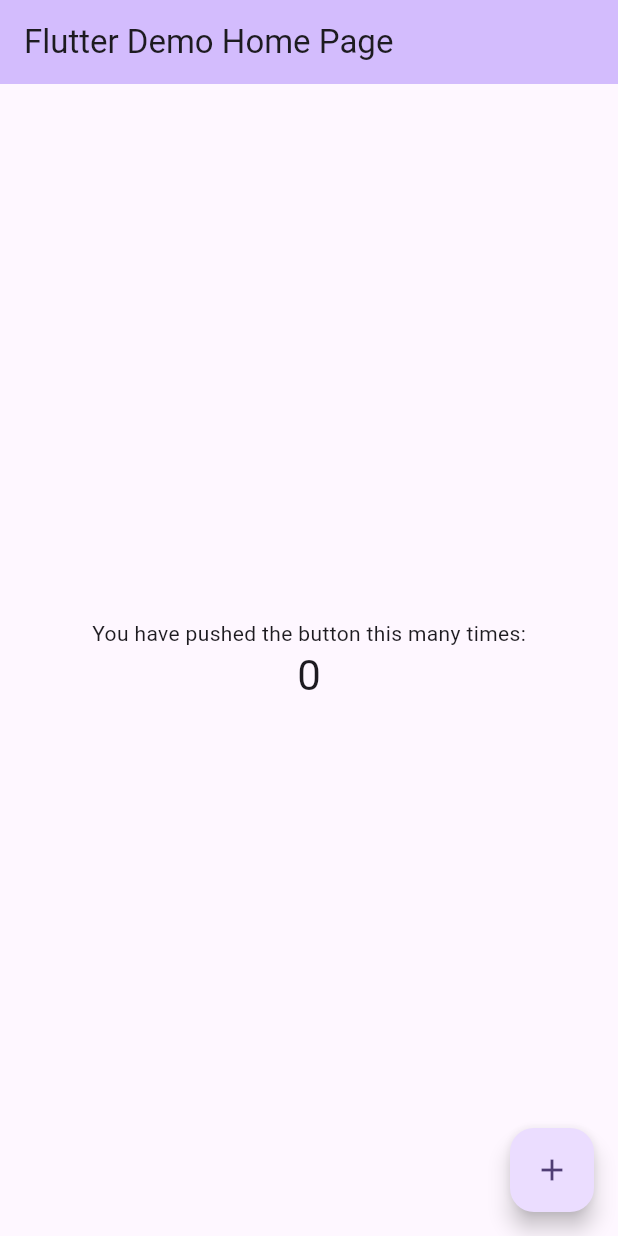
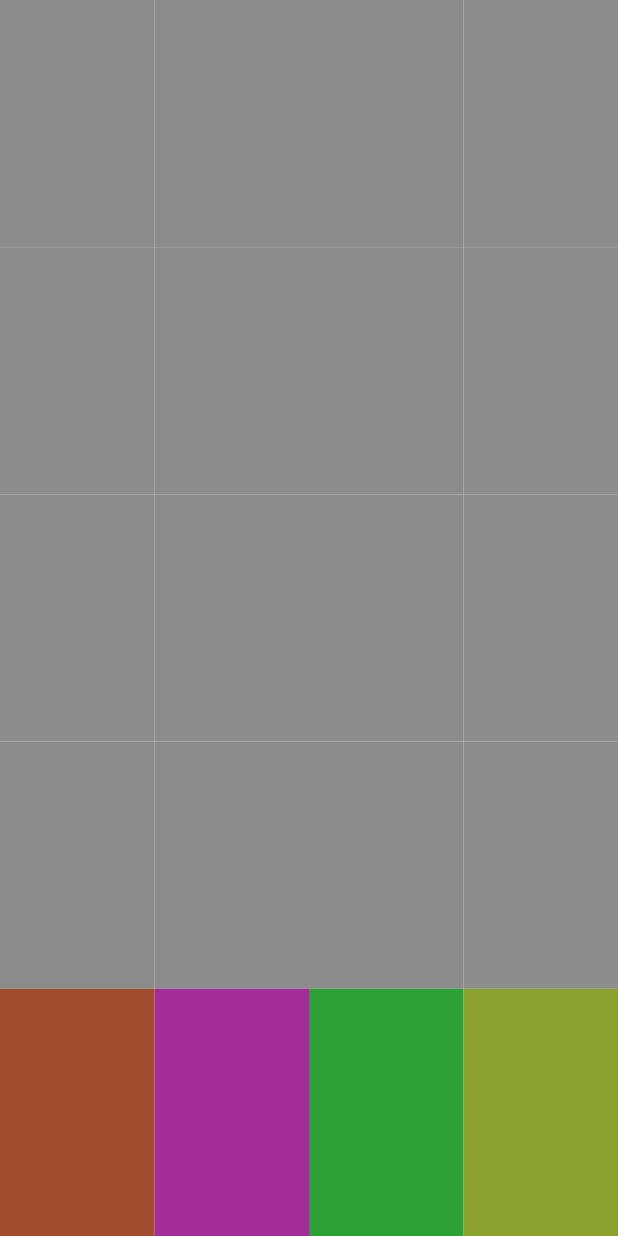
Before and after one commit to Fundamentos-Moviles/exameni-Pardo248, a Flutter app: the screen it shows after launch, on a phone screen of 412 x 824 dp. Run offline on Flutter 3.47's test engine with Material 3 defaults, Android fonts, the light colour scheme and no system bars.

Commit message:
Tabla 5x4
Se utilizo el archivo de la tarea para copiar y hacer la tabla 5x4

```diff
--- a/lib/main.dart
+++ b/lib/main.dart
@@ -1,9 +1,10 @@
+import 'package:examen_diego_castillo_pardo/memorama.dart';
 import 'package:flutter/material.dart';
 
 void main() {
   runApp(const MyApp());
 }
-
+//Clase sin estado
 class MyApp extends StatelessWidget {
   const MyApp({super.key});
 
@@ -13,110 +14,96 @@ class MyApp extends StatelessWidget {
     return MaterialApp(
         title: 'Flutter Demo',
         theme: ThemeData(
-        // This is the theme of your application.
-        //
-        // TRY THIS: Try running your application with "flutter run". You'll see
-        // the application has a purple toolbar. Then, without quitting the app,
-        // try changing the seedColor in the colorScheme below to Colors.green
-        // and then invoke "hot reload" (save your changes or press the "hot
-        // reload" button in a Flutter-supported IDE, or press "r" if you used
-        // the command line to start the app).
-        //
-        // Notice that the counter didn't reset back to zero; the application
-        // state is not lost during the reload. To reset the state, use hot
-        // restart instead.
-        //
-        // This works for code too, not just values: Most code changes can be
-        // tested with just a hot reload.
           colorScheme: ColorScheme.fromSeed(seedColor: Colors.deepPurple),
         ),
-      home: const MyHomePage(title: 'Flutter Demo Home Page'),
+        home: const Memorama()
     );
   }
 }
 
-class MyHomePage extends StatefulWidget {
-  const MyHomePage({super.key, required this.title});
-
-  // This widget is the home page of your application. It is stateful, meaning
-  // that it has a State object (defined below) that contains fields that affect
-  // how it looks.
-
-  // This class is the configuration for the state. It holds the values (in this
-  // case the title) provided by the parent (in this case the App widget) and
-  // used by the build method of the State. Fields in a Widget subclass are
-  // always marked "final".
-
-  final String title;
-
-  @override
-  State<MyHomePage> createState() => _MyHomePageState();
-}
-
-class _MyHomePageState extends State<MyHomePage> {
-  int _counter = 0;
-
-  void _incrementCounter() {
-    setState(() {
-      // This call to setState tells the Flutter framework that something has
-      // changed in this State, which causes it to rerun the build method below
-      // so that the display can reflect the updated values. If we changed
-      // _counter without calling setState(), then the build method would not be
-      // called again, and so nothing would appear to happen.
-      _counter++;
-    });
-  }
-
-  @override
-  Widget build(BuildContext context) {
-    // This method is rerun every time setState is called, for instance as done
-    // by the _incrementCounter method above.
+// Clase con estado
+// class MyHomePage extends StatefulWidget {
+//   const MyHomePage({super.key, required this.title});
 //
-    // The Flutter framework has been optimized to make rerunning build methods
-    // fast, so that you can just rebuild anything that needs updating rather
-    // than having to individually change instances of widgets.
-    return Scaffold(
-      appBar: AppBar(
-        // TRY THIS: Try changing the color here to a specific color (to
-        // Colors.amber, perhaps?) and trigger a hot reload to see the AppBar
-        // change color while the other colors stay the same.
-        backgroundColor: Theme.of(context).colorScheme.inversePrimary,
-        // Here we take the value from the MyHomePage object that was created by
-        // the App.build method, and use it to set our appbar title.
-        title: Text(widget.title),
-      ),
-      body: Center(
-        // Center is a layout widget. It takes a single child and positions it
-        // in the middle of the parent.
-        child: Column(
-          // Column is also a layout widget. It takes a list of children and
-          // arranges them vertically. By default, it sizes itself to fit its
-          // children horizontally, and tries to be as tall as its parent.
+//   // This widget is the home page of your application. It is stateful, meaning
+//   // that it has a State object (defined below) that contains fields that affect
+//   // how it looks.
 //
-          // Column has various properties to control how it sizes itself and
-          // how it positions its children. Here we use mainAxisAlignment to
-          // center the children vertically; the main axis here is the vertical
-          // axis because Columns are vertical (the cross axis would be
-          // horizontal).
+//   // This class is the configuration for the state. It holds the values (in this
+//   // case the title) provided by the parent (in this case the App widget) and
+//   // used by the build method of the State. Fields in a Widget subclass are
+//   // always marked "final".
 //
-          // TRY THIS: Invoke "debug painting" (choose the "Toggle Debug Paint"
-          // action in the IDE, or press "p" in the console), to see the
-          // wireframe for each widget.
-          mainAxisAlignment: MainAxisAlignment.center,
-          children: <Widget>[
-            const Text('You have pushed the button this many times:'),
-            Text(
-              '$_counter',
-              style: Theme.of(context).textTheme.headlineMedium,
-            ),
-          ],
-        ),
-      ),
-      floatingActionButton: FloatingActionButton(
-        onPressed: _incrementCounter,
-        tooltip: 'Increment',
-        child: const Icon(Icons.add),
-      ), // This trailing comma makes auto-formatting nicer for build methods.
-    );
-  }
-}
+//   final String title;
+//
+//   @override
+//   State<MyHomePage> createState() => _MyHomePageState();
+// }
+//
+// class _MyHomePageState extends State<MyHomePage> {
+//   int _counter = 0;
+//
+//   void _incrementCounter() {
+//     setState(() {
+//       // This call to setState tells the Flutter framework that something has
+//       // changed in this State, which causes it to rerun the build method below
+//       // so that the display can reflect the updated values. If we changed
+//       // _counter without calling setState(), then the build method would not be
+//       // called again, and so nothing would appear to happen.
+//       _counter++;
+//     });
+//   }
+//
+//   @override
+//   Widget build(BuildContext context) {
+//     // This method is rerun every time setState is called, for instance as done
+//     // by the _incrementCounter method above.
+//     //
+//     // The Flutter framework has been optimized to make rerunning build methods
+//     // fast, so that you can just rebuild anything that needs updating rather
+//     // than having to individually change instances of widgets.
+//     return Scaffold(
+//       appBar: AppBar(
+//         // TRY THIS: Try changing the color here to a specific color (to
+//         // Colors.amber, perhaps?) and trigger a hot reload to see the AppBar
+//         // change color while the other colors stay the same.
+//         backgroundColor: Theme.of(context).colorScheme.inversePrimary,
+//         // Here we take the value from the MyHomePage object that was created by
+//         // the App.build method, and use it to set our appbar title.
+//         title: Text(widget.title),
+//       ),
+//       body: Center(
+//         // Center is a layout widget. It takes a single child and positions it
+//         // in the middle of the parent.
+//         child: Column(
+//           // Column is also a layout widget. It takes a list of children and
+//           // arranges them vertically. By default, it sizes itself to fit its
+//           // children horizontally, and tries to be as tall as its parent.
+//           //
+//           // Column has various properties to control how it sizes itself and
+//           // how it positions its children. Here we use mainAxisAlignment to
+//           // center the children vertically; the main axis here is the vertical
+//           // axis because Columns are vertical (the cross axis would be
+//           // horizontal).
+//           //
+//           // TRY THIS: Invoke "debug painting" (choose the "Toggle Debug Paint"
+//           // action in the IDE, or press "p" in the console), to see the
+//           // wireframe for each widget.
+//           mainAxisAlignment: MainAxisAlignment.center,
+//           children: <Widget>[
+//             const Text('You have pushed the button this many times:'),
+//             Text(
+//               '$_counter',
+//               style: Theme.of(context).textTheme.headlineMedium,
+//             ),
+//           ],
+//         ),
+//       ),
+//       floatingActionButton: FloatingActionButton(
+//         onPressed: _incrementCounter,
+//         tooltip: 'Increment',
+//         child: const Icon(Icons.add),
+//       ), // This trailing comma makes auto-formatting nicer for build methods.
+//     );
+//   }
+// }
--- /dev/null
+++ b/lib/memorama.dart
@@ -0,0 +1,335 @@
+import 'package:flutter/material.dart';
+import 'dart:math';
+
+class Memorama extends StatefulWidget {
+  const Memorama({super.key});
+
+  @override
+  State<Memorama> createState() => _MemoramaState();
+}
+
+class _MemoramaState extends State<Memorama> {
+  Color cell11 =  const Color.fromARGB(255, 140, 140, 140);
+  Color cell12 =  const Color.fromARGB(255, 140, 140, 140);
+  Color cell13 =  const Color.fromARGB(255, 140, 140, 140);
+  Color cell14 =  const Color.fromARGB(255, 140, 140, 140);
+
+  Color cell21 =  const Color.fromARGB(255, 140, 140, 140);
+  Color cell22 =  const Color.fromARGB(255, 140, 140, 140);
+  Color cell23 =  const Color.fromARGB(255, 140, 140, 140);
+  Color cell24 =  const Color.fromARGB(255, 140, 140, 140);
+
+  Color cell31 =  const Color.fromARGB(255, 140, 140, 140);
+  Color cell32 =  const Color.fromARGB(255, 140, 140, 140);
+  Color cell33 =  const Color.fromARGB(255, 140, 140, 140);
+  Color cell34 =  const Color.fromARGB(255, 140, 140, 140);
+
+  Color cell41 =  const Color.fromARGB(255, 140, 140, 140);
+  Color cell42 =  const Color.fromARGB(255, 140, 140, 140);
+  Color cell43 =  const Color.fromARGB(255, 140, 140, 140);
+  Color cell44 =  const Color.fromARGB(255, 140, 140, 140);
+
+  Color cell51 =  const Color.fromARGB(255, 161, 76, 45);
+  Color cell52 =  const Color.fromARGB(255, 161, 45, 151);
+  Color cell53 =  const Color.fromARGB(255, 45, 161, 55);
+  Color cell54 =  const Color.fromARGB(255, 138, 161, 45);
+
+  // Generar color aleatorio
+  Color _randomColor() {
+    final rand = Random();
+    return Color.fromARGB(
+      255,
+      rand.nextInt(256),
+      rand.nextInt(256),
+      rand.nextInt(256),
+    );
+  }
+
+
+  @override
+  Widget build(BuildContext context) {
+    return Scaffold(
+      body: Column(
+        children: [
+/*1*/          Expanded(
+            flex: 2,
+              child: Row(
+                children: [
+                  Expanded(
+                    flex: 3,
+                    child: InkWell( //Da acción de botón a cualquier widget
+                      onTap: () {
+                        setState(() {
+                          //Cambio de color
+                            cell11 = _randomColor();
+                        });
+                      },
+                      child: Container(
+                        color: cell11,
+                      ),
+                    ),
+                  ),
+                  Expanded(
+                    flex: 3,
+                    child: InkWell( //Da acción de botón a cualquier widget
+                      onTap: () {
+                        setState(() {
+                          //Cambio de color
+                            cell12 = _randomColor();
+                        });
+                      },
+                      child: Container(
+                        color: cell12,
+                      ),
+                    ),
+                  ),
+                  Expanded(
+                    flex: 3,
+                    child: InkWell( //Da acción de botón a cualquier widget
+                      onTap: () {
+                        setState(() {
+                          //Cambio de color
+                            cell13 = _randomColor();
+                        });
+                      },
+                      child: Container(
+                        color: cell13,
+                      ),
+                    ),
+                  ),
+                  Expanded(
+                    flex: 3,
+                    child: InkWell( //Da acción de botón a cualquier widget
+                      onTap: () {
+                        setState(() {
+                          //Cambio de color
+                            cell14 = _randomColor();
+                        });
+                      },
+                      child: Container(
+                        color: cell14,
+                      ),
+                    ),
+                  ),
+                ],
+              ),
+          ),
+/*2*/          Expanded(
+            flex: 2,
+            child: Row(
+              children: [
+                Expanded(
+                  flex: 3,
+                  child: InkWell( //Da acción de botón a cualquier widget
+                    onTap: () {
+                      setState(() {
+                        //Cambio de color
+                      });
+                    },
+                    child: Container(
+                      color: cell21
+                    ),
+                  ),
+                ),
+                Expanded(
+                  flex: 3,
+                  child: Container(
+                    color: cell22,
+                  ),
+                ),
+                Expanded(
+                  flex: 3,
+                  child: Container(
+                    color: cell23,
+                  ),
+                ),
+                Expanded(
+                  flex: 3,
+                  child: Container(
+                    color: cell24,
+                  ),
+                ),
+              ],
+            ),
+          ),
+/*3*/          Expanded(
+            flex: 2,
+            child: Row(
+              children: [
+                Expanded(
+                  flex: 3,
+                  child: InkWell( //Da acción de botón a cualquier widget
+                    onTap: () {
+                      setState(() {
+                        //Cambio de color
+                        Color temp;
+                        temp = cell31;
+                        cell31 = cell34;
+                        cell34 = temp;
+                      });
+                    },
+                    child: Container(
+                      color: cell31,
+                    ),
+                  ),
+                ),
+                Expanded(
+                  flex: 3,
+                  child: InkWell( //Da acción de botón a cualquier widget
+                    onTap: () {
+                      setState(() {
+                        //Cambio de color
+                        Color temp;
+                        temp = cell32;
+                        cell32 = cell33;
+                        cell33 = temp;
+                      });
+                    },
+                    child: Container(
+                      color: cell32,
+                    ),
+                  ),
+                ),
+                Expanded(
+                  flex: 3,
+                  child: InkWell( //Da acción de botón a cualquier widget
+                    onTap: () {
+                      setState(() {
+                        //Cambio de color
+                        Color temp;
+                        temp = cell33;
+                        cell33 = cell32;
+                        cell32 = temp;
+                      });
+                    },
+                    child: Container(
+                      color: cell33,
+                    ),
+                  ),
+                ),
+                Expanded(
+                  flex: 3,
+                  child: InkWell( //Da acción de botón a cualquier widget
+                    onTap: () {
+                      setState(() {
+                        //Cambio de color
+                        Color temp;
+                        temp = cell34;
+                        cell34 = cell31;
+                        cell31 = temp;
+                      });
+                    },
+                    child: Container(
+                      color: cell34,
+                    ),
+                  ),
+                ),
+
+              ],
+            ),
+          ),
+/*4*/          Expanded(
+            flex: 2,
+            child: Row(
+              children: [
+                Expanded(
+                  flex: 3,
+                  child: InkWell( //Da acción de botón a cualquier widget
+                    onTap: () {
+                      setState(() {
+                        //Cambio de color
+                      });
+                    },
+                    child: Container(
+                      color: cell41,
+                    ),
+                  ),
+                ),
+                Expanded(
+                  flex: 3,
+                  child: Container(
+                    color: cell42,
+                  ),
+                ),
+                Expanded(
+                  flex: 3,
+                  child: Container(
+                    color: cell43,
+                  ),
+                ),
+                Expanded(
+                  flex: 3,
+                  child: Container(
+                    color: cell44,
+                  ),
+                ),
+              ],
+            ),
+          ),
+/*5*/          Expanded(
+            flex: 2,
+            child: Row(
+              children: [
+                Expanded(
+                  flex: 3,
+                  child: InkWell( //Da acción de botón a cualquier widget
+                    onTap: () {
+                      setState(() {
+                        //Cambio de color
+                      });
+                    },
+                    child: Container(
+                      color: cell51,
+                    ),
+                  ),
+                ),
+                Expanded(
+                  flex: 3,
+                  child: InkWell( //Da acción de botón a cualquier widget
+                    onTap: () {
+                      setState(() {
+                        //Cambio de color
+                        cell52 = cell51;
+                      });
+                    },
+                    child: Container(
+                      color: cell52,
+                    ),
+                  ),
+                ),
+                Expanded(
+                  flex: 3,
+                  child: InkWell( //Da acción de botón a cualquier widget
+                    onTap: () {
+                      setState(() {
+                        //Cambio de color
+                        cell53 = cell51;
+                      });
+                    },
+                    child: Container(
+                      color: cell53,
+                    ),
+                  ),
+                ),
+                Expanded(
+                  flex: 3,
+                  child: InkWell( //Da acción de botón a cualquier widget
+                    onTap: () {
+                      setState(() {
+                        //Cambio de color
+                        cell54 = cell51;
+                      });
+                    },
+                    child: Container(
+                      color: cell54,
+                    ),
+                  ),
+                ),
+              ],
+            ),
+          ),
+        ],
+      )
+    );
+  }
+}
```
Lines whose indentation alone changed are shown as unchanged.
